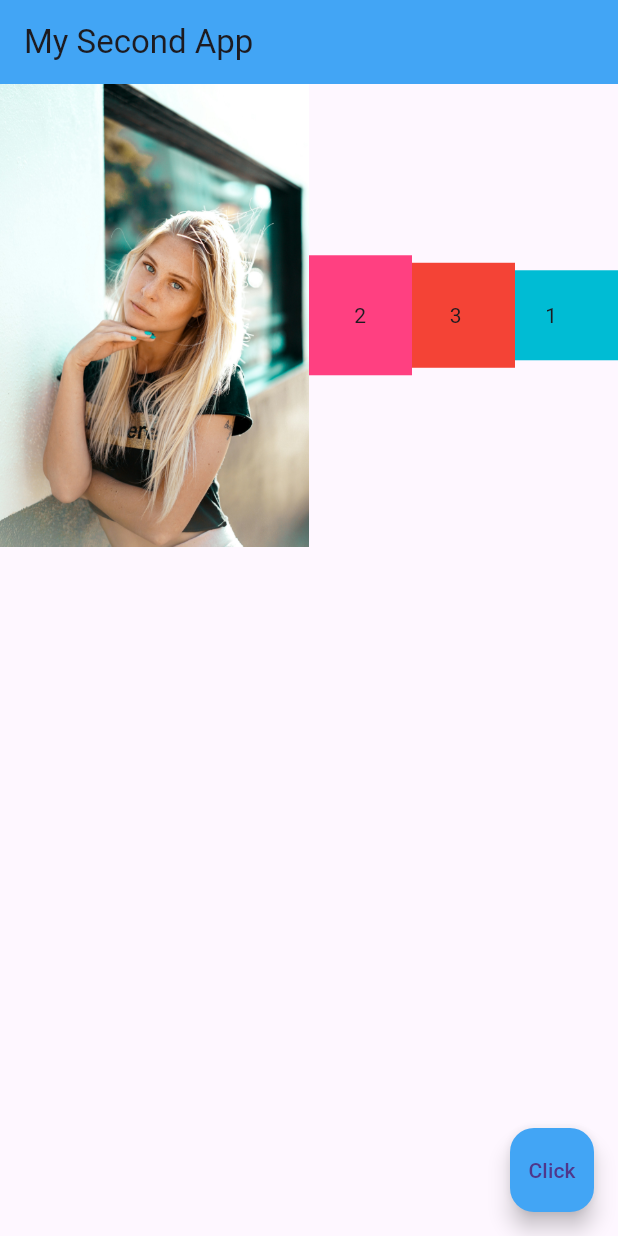
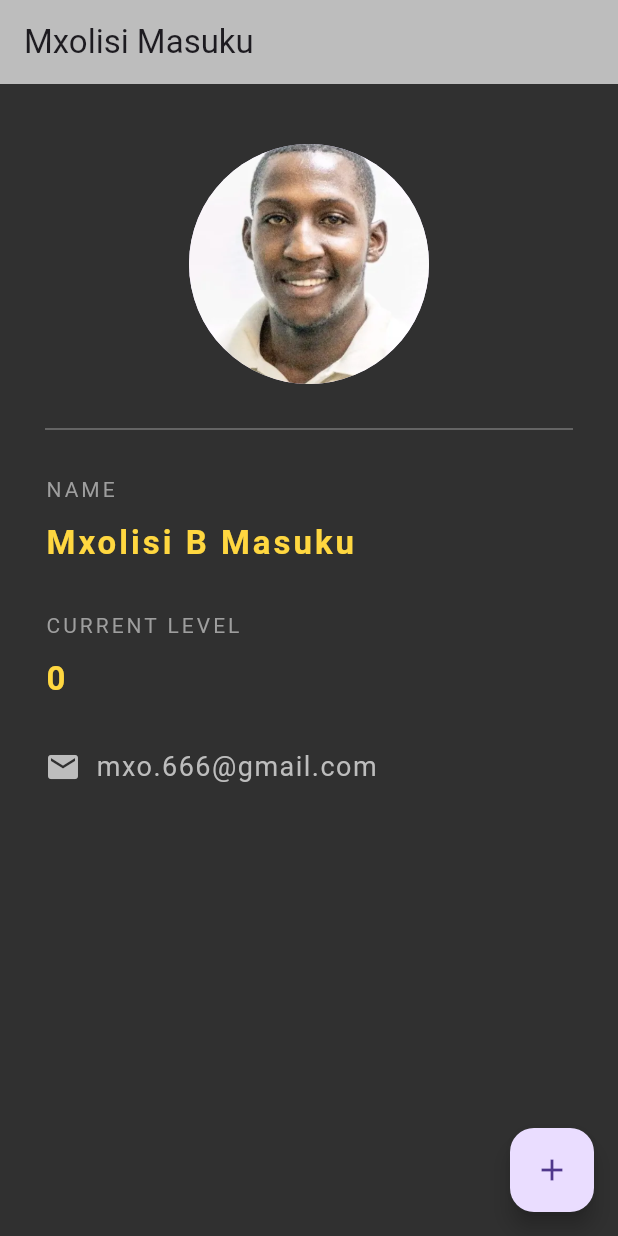
Before and after one commit to mxomasuku/flutter_practise, a Flutter app: the screen it shows after launch, on a phone screen of 412 x 824 dp. Run offline on Flutter 3.47's test engine with Material 3 defaults, Android fonts, the phone set to English and light mode, and no system bars.

Commit message:
Create Profile Main Page UI

```diff
--- a/lib/main.dart
+++ b/lib/main.dart
@@ -10,42 +10,96 @@ home: Home()
   );
 }
 
-class Home extends StatelessWidget {
+class Home extends StatefulWidget {
   const Home({super.key});
+
+  @override
+  State<Home> createState() => _HomeState();
+}
+
+class _HomeState extends State<Home> {
+
+  int codeLevel = 0;
 
   @override
   Widget build(BuildContext context) {
     return  Scaffold(
-        appBar: AppBar(
-            backgroundColor: Colors.blue.shade400,
-            title: Text(
-                "My Second App"
-            )
-        ),
-        body: Row(
-          mainAxisAlignment: MainAxisAlignment.spaceEvenly,
-          crossAxisAlignment: CrossAxisAlignment.center,
+      backgroundColor: Colors.grey[850],
+  appBar: AppBar(
+ title: Text("Mxolisi Masuku"),
+     backgroundColor: Colors.grey[400],
+    elevation: 0.0,
+  ),
+      floatingActionButton: FloatingActionButton(onPressed: () {
+        setState(() {
+          codeLevel += 1;
+        });
+      },
+      child: Icon(Icons.add),),
+      body: Padding(
+          padding: EdgeInsets.fromLTRB(30, 40, 30, 0),
+        child: Column(
+          crossAxisAlignment: CrossAxisAlignment.start,
           children: <Widget>[
 
-            Expanded(flex: 3, child: Image.asset("assets/jessica.jpg")),
+            Center(
+              child: CircleAvatar(
+                backgroundImage: AssetImage('assets/me.webp'),
+                radius: 80,
+              ),
+            ),
+Divider(height: 60, color: Colors.grey[600],),
+            Text("NAME",
+            style: TextStyle(
+              color: Colors.grey,
 
- Expanded(
-  flex: 1,
-    child: Container(padding: EdgeInsets.all(30.0), color: Colors.pinkAccent, child: Text("2")))
-            ,
-            Expanded(flex: 1, child: Container(padding: EdgeInsets.all(25.0), color: Colors.red, child: Text("3"))),
-            Expanded(flex: 1, child: Container(padding: EdgeInsets.all(20.0), color: Colors.cyan, child: Text("1")))
+              letterSpacing: 2.0
+            )),
+            SizedBox(height: 10.0),
+            Text("Mxolisi B Masuku",
+                style: TextStyle(
+                    color: Colors.amberAccent,
+                    fontSize: 22.0,
+                    letterSpacing: 2.0,
+                  fontWeight: FontWeight.bold
+                )),
+            SizedBox(height: 30.0),
 
-          ],
-        ),
+            Text("CURRENT LEVEL",
+                style: TextStyle(
+                    color: Colors.grey,
 
-        floatingActionButton: FloatingActionButton(
-            backgroundColor: Colors.blue.shade400,
-            child: Text("Click"),
-            onPressed: () {
+                    letterSpacing: 2.0
+                )),
+            SizedBox(height: 10.0),
+            Text("$codeLevel",
+                style: TextStyle(
+                    color: Colors.amberAccent,
+                    fontSize: 22.0,
+                    letterSpacing: 2.0,
+                    fontWeight: FontWeight.bold
+                )),
 
-            }
+            SizedBox(height: 30.0),
+            Row(
+              children: <Widget>[
+               Icon(Icons.email,
+               color: Colors.grey[400]),
+                SizedBox(width: 10.0,),
+                Text(
+                  "mxo.666@gmail.com",
+                  style: TextStyle(
+                    color: Colors.grey[400],
+                    fontSize: 18.0,
+                    letterSpacing: 1.0,
+                  )
+                )
+
+              ],
+            )
+          ]
         )
+      )
     );
   }
 }
--- a/pubspec.yaml
+++ b/pubspec.yaml
@@ -61,6 +61,7 @@ flutter:
   assets:
     - assets/jessica.jpg
     - assets/black_sheep.jpg
+    - assets/me.webp
 
 
   # An image asset can refer to one or more resolution-specific "variants", see
```
Also changed, not shown: assets/me.webp (added).
